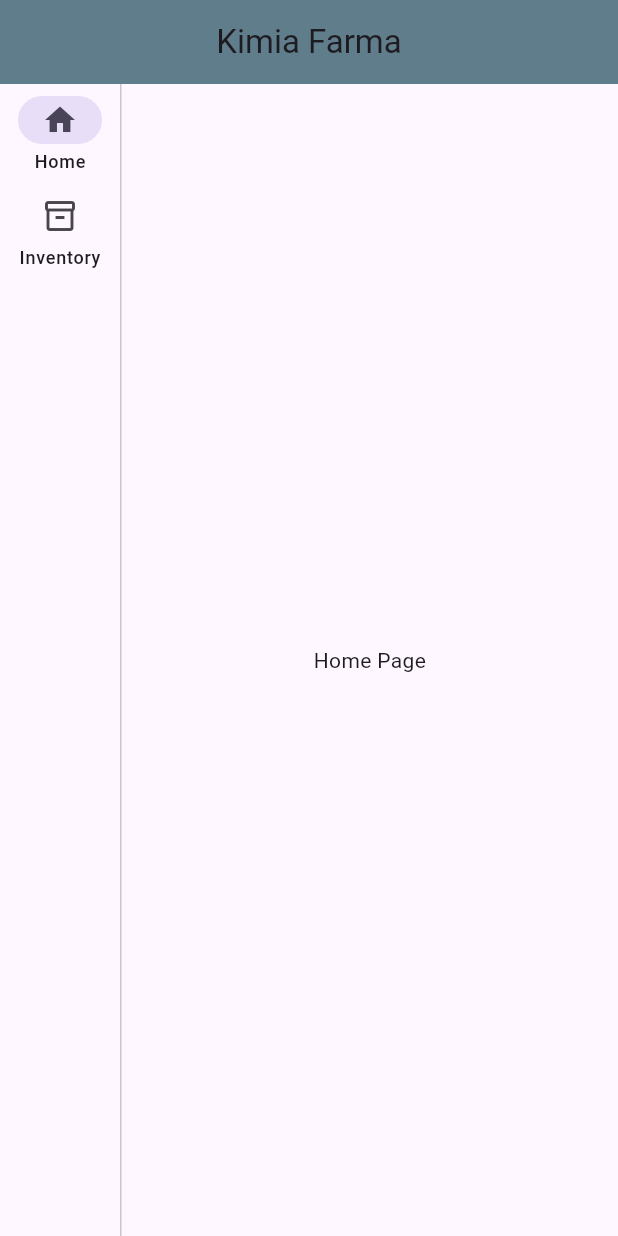
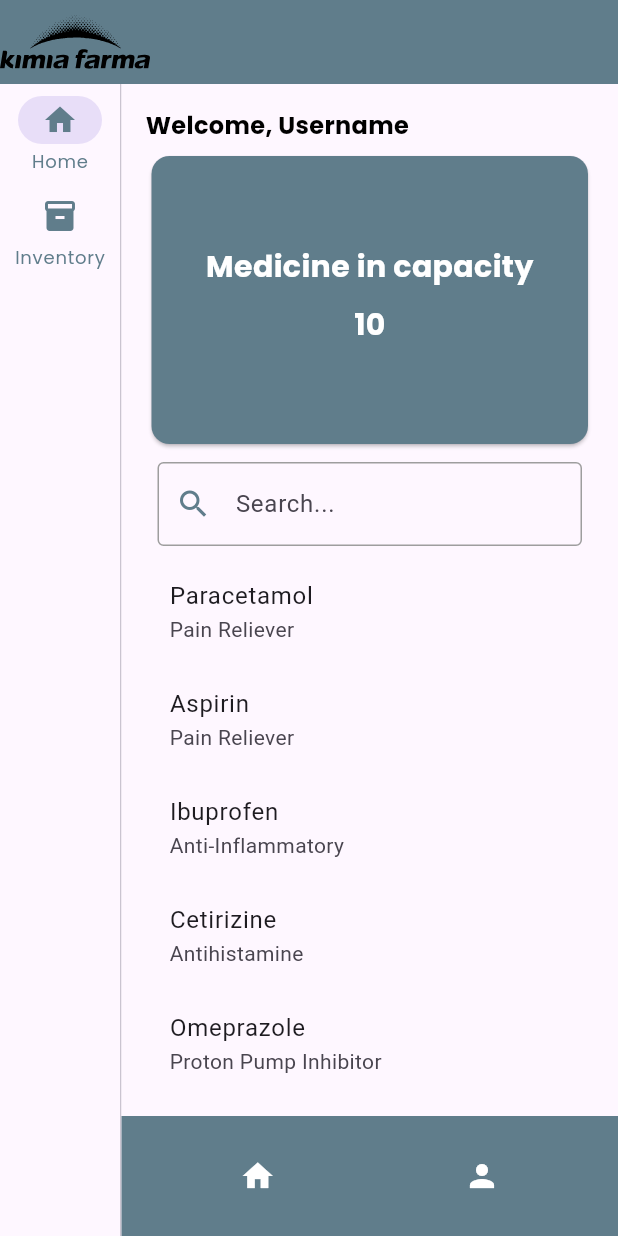
Before and after one commit to Joseph2702/kimiafarma, a Flutter app: the screen it shows after launch, on a phone screen of 412 x 824 dp. Run offline on Flutter 3.47's test engine with Material 3 defaults, Android fonts, the phone set to English and light mode, and no system bars; our stand-ins replace flutter_svg.

Commit message:
HomePage Front-End

```diff
--- a/lib/component/botBar.dart
+++ b/lib/component/botBar.dart
@@ -1,10 +1,7 @@
 import 'package:flutter/material.dart';
 
 class DemoBottomAppBar extends StatelessWidget {
-  final VoidCallback onFabPressed;
-
-  const DemoBottomAppBar({Key? unikey, required this.onFabPressed})
-      : super(key: unikey);
+  const DemoBottomAppBar({Key? unikey}) : super(key: unikey);
 
   @override
   Widget build(BuildContext context) {
--- a/lib/screen/home-page.dart
+++ b/lib/screen/home-page.dart
@@ -1,4 +1,5 @@
 import 'package:flutter/material.dart';
+import 'package:flutter_svg/flutter_svg.dart';
 import 'package:kimiafarma/component/botBar.dart';
 
 class HomePage extends StatefulWidget {
@@ -25,13 +26,45 @@
     print('FAB pressed');
   }
 
+  final List<String> medicineNames = [
+    'Paracetamol',
+    'Aspirin',
+    'Ibuprofen',
+    'Cetirizine',
+    'Omeprazole',
+    'Amoxicillin',
+    'Loratadine',
+    'Metformin',
+    'Atorvastatin',
+    'Losartan',
+  ];
+
+  final List<String> medicineTypes = [
+    'Pain Reliever',
+    'Pain Reliever',
+    'Anti-Inflammatory',
+    'Antihistamine',
+    'Proton Pump Inhibitor',
+    'Antibiotic',
+    'Antihistamine',
+    'Antidiabetic',
+    'Statins',
+    'Antihypertensive',
+  ];
+
   @override
   Widget build(BuildContext context) {
     return Scaffold(
       appBar: AppBar(
-        backgroundColor: Colors.blueGrey,
-        centerTitle: true,
-        title: Text('Kimia Farma'),
+        leadingWidth: 100,
+        automaticallyImplyLeading: true,
+        backgroundColor: Color.fromARGB(255, 96, 125, 139),
+        // title: Text('Kimia Farma'),
+        leading: SvgPicture.asset(
+          'assets/kimiafarma.svg',
+          height: 20,
+          width: double.infinity,
+        ),
       ),
       body: Row(
         children: <Widget>[
@@ -39,12 +72,26 @@
             labelType: NavigationRailLabelType.all,
             destinations: [
               NavigationRailDestination(
-                icon: Icon(Icons.home),
-                label: Text('Home'),
+                icon: Icon(
+                  Icons.home,
+                  color: Colors.blueGrey,
+                ),
+                label: Text(
+                  'Home',
+                  style: TextStyle(
+                      color: Colors.blueGrey, fontFamily: 'Poppins-Regular'),
+                ),
               ),
               NavigationRailDestination(
-                icon: Icon(Icons.inventory_2_outlined),
-                label: Text('Inventory'),
+                icon: Icon(
+                  Icons.inventory,
+                  color: Colors.blueGrey,
+                ),
+                label: Text(
+                  'Inventory',
+                  style: TextStyle(
+                      color: Colors.blueGrey, fontFamily: 'Poppins-Regular'),
+                ),
               ),
             ],
             selectedIndex: _selectedIndex,
@@ -81,7 +128,96 @@
   Widget _getPage(int index) {
     switch (index) {
       case 0:
-        return Text('Home Page');
+        return Scaffold(
+          body: Padding(
+            padding: const EdgeInsets.all(16.0),
+            child: Column(
+              mainAxisAlignment: MainAxisAlignment.start,
+              crossAxisAlignment: CrossAxisAlignment.stretch,
+              children: <Widget>[
+                Text(
+                  'Welcome, Username',
+                  style: TextStyle(
+                      fontSize: 16,
+                      fontFamily: 'Poppins-Bold',
+                      color: Colors.black),
+                ),
+                SizedBox(
+                  height: 5,
+                ),
+                Container(
+                  width: double.infinity,
+                  height: 200,
+                  child: Card(
+                    color: Colors.blueGrey,
+                    child: Padding(
+                      padding: const EdgeInsets.all(18.0),
+                      child: Column(
+                        mainAxisAlignment: MainAxisAlignment.center,
+                        // crossAxisAlignment: CrossAxisAlignment.stretch,
+                        children: [
+                          Text(
+                            'Medicine in capacity',
+                            style: TextStyle(
+                                fontSize: 20,
+                                fontFamily: 'Poppins-Bold',
+                                color: Colors.white),
+                          ),
+                          SizedBox(
+                            height: 10,
+                          ),
+                          Text(
+                            '10',
+                            style: TextStyle(
+                                fontSize: 20,
+                                fontFamily: 'Poppins-Bold',
+                                color: Colors.white),
+                          ),
+                          SizedBox(
+                            height: 5,
+                          ),
+                        ],
+                      ),
+                    ),
+                  ),
+                ),
+                Padding(
+                  padding: const EdgeInsets.all(8.0),
+                  child: TextField(
+                    decoration: InputDecoration(
+                      hintText: 'Search...',
+                      prefixIcon: Icon(Icons.search, color: Colors.blueGrey),
+                      border: OutlineInputBorder(),
+                      enabledBorder: OutlineInputBorder(
+                        borderSide: BorderSide(color: Colors.grey),
+                      ),
+                      focusedBorder: OutlineInputBorder(
+                        borderSide: BorderSide(color: Colors.blueGrey),
+                      ),
+                    ),
+                    cursorColor: Colors.blueGrey,
+                    onChanged: (value) {
+                      // Handle search functionality here
+                    },
+                  ),
+                ),
+                Expanded(
+                  child: ListView.builder(
+                    itemCount: medicineNames.length,
+                    itemBuilder: (context, index) {
+                      return ListTile(
+                        title: Text(medicineNames[index]),
+                        subtitle: Text(medicineTypes[index]),
+                      );
+                    },
+                  ),
+                ),
+              ],
+            ),
+          ),
+          bottomNavigationBar: DemoBottomAppBar(),
+        );
+
       case 1:
         return _buildInventoryPage();
       case 2:
```
Also changed, not shown: pubspec.yaml (+21 -5 lines), assets/fonts/Poppins-Bold.ttf (added), assets/fonts/Poppins-Medium.ttf (added), assets/fonts/Poppins-Regular.ttf (added), assets/fonts/Poppins-SemiBold.ttf (added), assets/kimiafarma.svg (added), assets/undraw_medicine_b-1-ol.svg (added), pubspec.lock, 1 other file.
